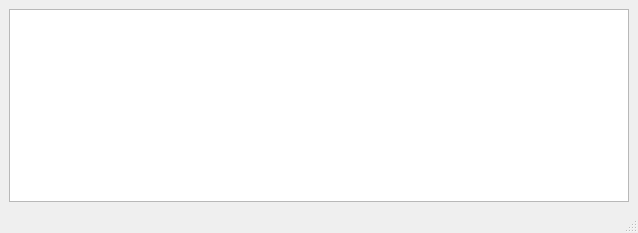
Before: the Qt Designer form KairosQt/design/mainwindow.ui in thanhdung96/KairosConsole, drawn with Qt 5.
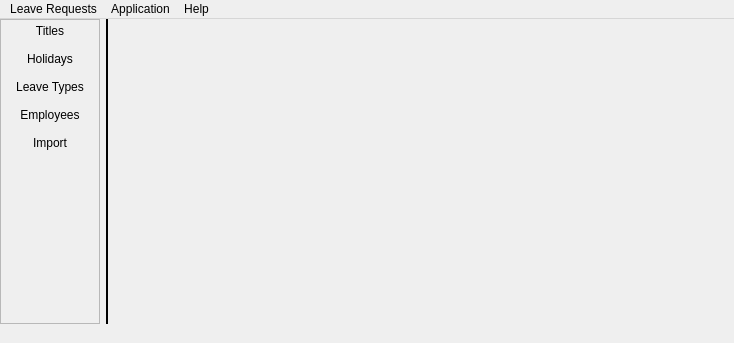
After: the same form once the commit is applied.

Diff of the .ui file:
```diff
--- a/KairosQt/design/mainwindow.ui
+++ b/KairosQt/design/mainwindow.ui
@@ -6,26 +6,159 @@
    <rect>
     <x>0</x>
     <y>0</y>
-    <width>638</width>
-    <height>233</height>
+    <width>734</width>
+    <height>343</height>
    </rect>
   </property>
   <property name="windowTitle">
    <string>MainWindow</string>
   </property>
   <widget class="QWidget" name="centralwidget">
-   <layout class="QVBoxLayout" name="verticalLayout_2">
+   <layout class="QHBoxLayout" name="horizontalLayout">
+    <property name="leftMargin">
+     <number>0</number>
+    </property>
+    <property name="topMargin">
+     <number>0</number>
+    </property>
+    <property name="rightMargin">
+     <number>0</number>
+    </property>
+    <property name="bottomMargin">
+     <number>0</number>
+    </property>
     <item>
      <layout class="QVBoxLayout" name="verticalLayout">
       <item>
-       <layout class="QHBoxLayout" name="horizontalLayout">
-        <item>
-         <widget class="QTextEdit" name="txtTtemp"/>
-        </item>
-       </layout>
+       <widget class="QFrame" name="frame">
+        <property name="autoFillBackground">
+         <bool>false</bool>
+        </property>
+        <property name="frameShape">
+         <enum>QFrame::StyledPanel</enum>
+        </property>
+        <property name="frameShadow">
+         <enum>QFrame::Raised</enum>
+        </property>
+        <layout class="QVBoxLayout" name="verticalLayout_2">
+         <property name="leftMargin">
+          <number>9</number>
+         </property>
+         <property name="topMargin">
+          <number>0</number>
+         </property>
+         <property name="rightMargin">
+          <number>9</number>
+         </property>
+         <property name="bottomMargin">
+          <number>0</number>
+         </property>
+         <item>
+          <widget class="QPushButton" name="btnSideTitles">
+           <property name="text">
+            <string>Titles</string>
+           </property>
+           <property name="checkable">
+            <bool>true</bool>
+           </property>
+           <property name="flat">
+            <bool>true</bool>
+           </property>
+          </widget>
+         </item>
+         <item>
+          <widget class="QPushButton" name="btnSideHolidays">
+           <property name="text">
+            <string>Holidays</string>
+           </property>
+           <property name="checkable">
+            <bool>true</bool>
+           </property>
+           <property name="flat">
+            <bool>true</bool>
+           </property>
+          </widget>
+         </item>
+         <item>
+          <widget class="QPushButton" name="btnSideLeaveTypes">
+           <property name="text">
+            <string>Leave Types</string>
+           </property>
+           <property name="checkable">
+            <bool>true</bool>
+           </property>
+           <property name="flat">
+            <bool>true</bool>
+           </property>
+          </widget>
+         </item>
+         <item>
+          <widget class="QPushButton" name="btnSideEmployees">
+           <property name="cursor">
+            <cursorShape>ArrowCursor</cursorShape>
+           </property>
+           <property name="text">
+            <string>Employees</string>
+           </property>
+           <property name="checkable">
+            <bool>true</bool>
+           </property>
+           <property name="flat">
+            <bool>true</bool>
+           </property>
+          </widget>
+         </item>
+         <item>
+          <widget class="QPushButton" name="btnSideImport">
+           <property name="text">
+            <string>Import</string>
+           </property>
+           <property name="checkable">
+            <bool>true</bool>
+           </property>
+           <property name="flat">
+            <bool>true</bool>
+           </property>
+          </widget>
+         </item>
+         <item>
+          <spacer name="verticalSpacer">
+           <property name="orientation">
+            <enum>Qt::Vertical</enum>
+           </property>
+           <property name="sizeHint" stdset="0">
+            <size>
+             <width>20</width>
+             <height>40</height>
+            </size>
+           </property>
+          </spacer>
+         </item>
+        </layout>
+       </widget>
       </item>
      </layout>
     </item>
+    <item>
+     <widget class="Line" name="line">
+      <property name="frameShadow">
+       <enum>QFrame::Plain</enum>
+      </property>
+      <property name="lineWidth">
+       <number>2</number>
+      </property>
+      <property name="orientation">
+       <enum>Qt::Vertical</enum>
+      </property>
+     </widget>
+    </item>
+    <item>
+     <widget class="QStackedWidget" name="swMain">
+      <property name="currentIndex">
+       <number>-1</number>
+      </property>
+     </widget>
+    </item>
    </layout>
   </widget>
   <widget class="QMenuBar" name="menubar">
@@ -33,12 +166,77 @@
     <rect>
      <x>0</x>
      <y>0</y>
-     <width>638</width>
+     <width>734</width>
      <height>21</height>
     </rect>
    </property>
+   <widget class="QMenu" name="menuApplication">
+    <property name="title">
+     <string>Application</string>
+    </property>
+    <addaction name="actionMyProfile"/>
+    <addaction name="actionNotification"/>
+    <addaction name="separator"/>
+    <addaction name="actionQuit"/>
+   </widget>
+   <widget class="QMenu" name="menuLeave_Requests">
+    <property name="title">
+     <string>Leave Requests</string>
+    </property>
+    <addaction name="actionPending"/>
+    <addaction name="actionValidated"/>
+   </widget>
+   <widget class="QMenu" name="menuHelp">
+    <property name="title">
+     <string>Help</string>
+    </property>
+    <addaction name="actionAbout"/>
+    <addaction name="actionContact"/>
+   </widget>
+   <addaction name="menuLeave_Requests"/>
+   <addaction name="menuApplication"/>
+   <addaction name="menuHelp"/>
   </widget>
-  <widget class="QStatusBar" name="statusbar"/>
+  <widget class="QStatusBar" name="statusbar">
+   <property name="sizeGripEnabled">
+    <bool>false</bool>
+   </property>
+  </widget>
+  <action name="actionMyProfile">
+   <property name="text">
+    <string>My Profile</string>
+   </property>
+  </action>
+  <action name="actionQuit">
+   <property name="text">
+    <string>Quit</string>
+   </property>
+  </action>
+  <action name="actionNotification">
+   <property name="text">
+    <string>Notification</string>
+   </property>
+  </action>
+  <action name="actionPending">
+   <property name="text">
+    <string>Pending</string>
+   </property>
+  </action>
+  <action name="actionValidated">
+   <property name="text">
+    <string>Validated</string>
+   </property>
+  </action>
+  <action name="actionAbout">
+   <property name="text">
+    <string>About</string>
+   </property>
+  </action>
+  <action name="actionContact">
+   <property name="text">
+    <string>Contact</string>
+   </property>
+  </action>
  </widget>
  <resources/>
  <connections/>
```
Left out of the diff: 2 changed lines with no effect on the pictures.
